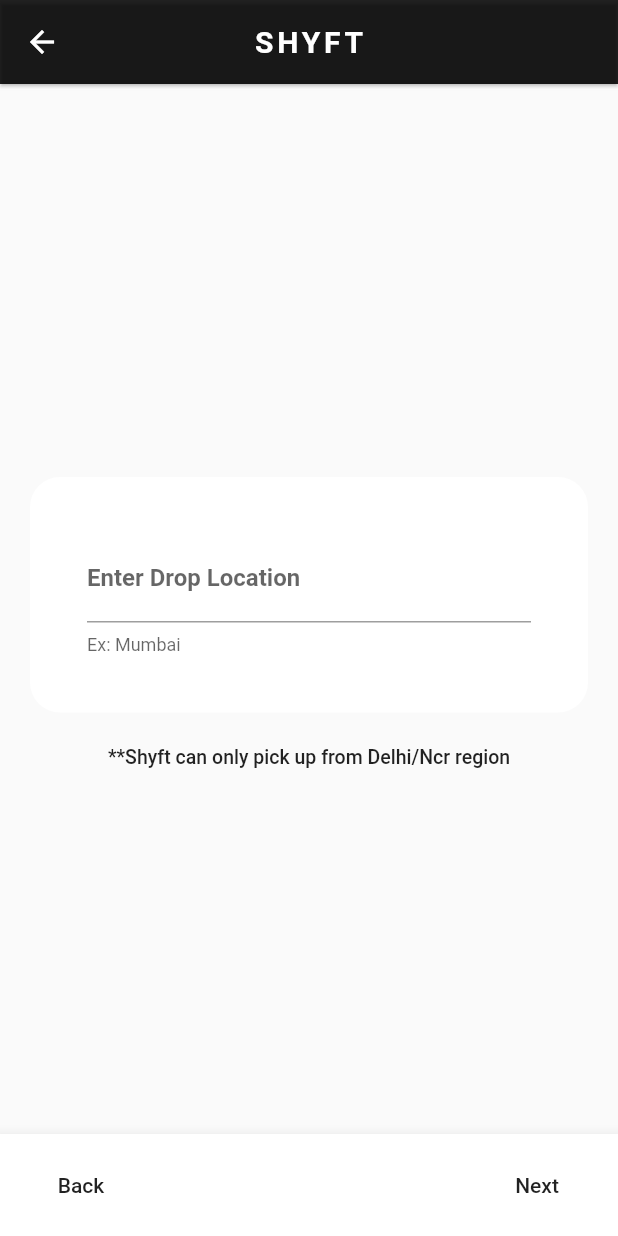
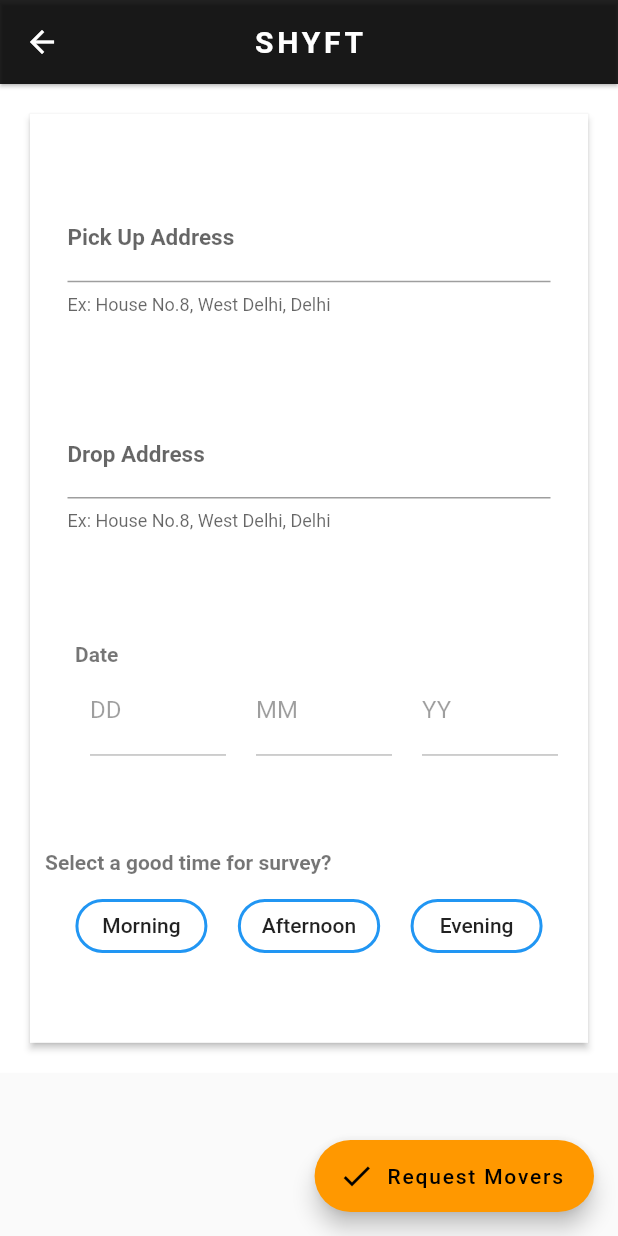
Before and after one commit to AshweenMankash/PackersAndMovers, a Flutter app: the screen it shows after launch, after a tap on "Moving Home", on a phone screen of 412 x 824 dp. Run offline on Flutter 3.47's test engine with Material 2 defaults, Android fonts, the phone set to English and light mode, and no system bars; our stand-ins replace google_maps_flutter; missing offline and left inert: flutter_calendar; network calls fail.

Commit message:
Decided a UI Pattern

```diff
--- a/lib/Widgets/HomePage.dart
+++ b/lib/Widgets/HomePage.dart
@@ -23,48 +23,72 @@ class _HomePageWidgetState extends State<HomePageWidget> {
                   color: Colors.black54),
             ),
           ),
-          Column(
+          Flex(
             mainAxisAlignment: MainAxisAlignment.center,
             children: <Widget>[
               InkWell(
+                child: Stack(
+                  children: <Widget>[
+                    Padding(
+                      padding: const EdgeInsets.all(30.0),
                       child: Container(
                         width: MediaQuery.of(context).size.width,
-                  padding: EdgeInsets.all(50.0),
-                  child: Row(
-                    mainAxisAlignment: MainAxisAlignment.spaceBetween,
-                    children: <Widget>[
-                      Text(
+                        height: MediaQuery.of(context).size.height*0.2,
+                        child: Image.network("https://upload.wikimedia.org/wikipedia/commons/5/53/Les_deux_amis_ayant_aid%C3%A9_%C3%A0_l%27emm%C3%A9nagement_du_troisi%C3%A8me.jpg",fit: BoxFit.cover,),
+                      ),
+                    ),
+                    Padding(
+                      padding: const EdgeInsets.all(30.0),
+                      child: Container(
+                        color: Color.fromRGBO(0, 0, 0, 0.7),
+                        width: MediaQuery.of(context).size.width,
+                        height: MediaQuery.of(context).size.height*0.2,
+                        padding: EdgeInsets.all(20.0),
+                        alignment: Alignment.bottomRight,
+                        child: Text(
                           "Moving Home",
-                        style: TextStyle(fontSize: 25.0),
+                          style: TextStyle(fontSize: 25.0,color: Colors.white),
                         ),
-                      Icon(Icons.navigate_next)
+                      ),
+                    ),
                   ],
-                  ),
                 ),
                 onTap: () {
                   Navigator.push(context, MaterialPageRoute(builder: (ctx)=>MovingHomesWidget()));
                 },
               ),
-              Divider(),
+
               InkWell(
                 enableFeedback: true,
+                child: Stack(
+                  children: <Widget>[
+                    Padding(
+                      padding: const EdgeInsets.all(30.0),
                       child: Container(
                         width: MediaQuery.of(context).size.width,
-                  padding: EdgeInsets.all(50.0),
-                  child: Row(
-                    mainAxisAlignment: MainAxisAlignment.spaceBetween,
-                    children: <Widget>[
-                      Text(
+                        height: MediaQuery.of(context).size.height*0.2,
+                        child: Image.network("https://media.defense.gov/2016/Dec/01/2001673857/600/400/0/161022-A-GP059-001.JPG",fit: BoxFit.cover,),
+                      ),
+                    ),
+                    Padding(
+                      padding: const EdgeInsets.all(30.0),
+                      child: Container(
+                        color: Color.fromRGBO(0, 0, 0, 0.7),
+                        width: MediaQuery.of(context).size.width,
+                        height: MediaQuery.of(context).size.height*0.2,
+                        padding: EdgeInsets.all(20.0),
+                        alignment: Alignment.bottomRight,
+                        child: Text(
                           "Warehousing",
-                        style: TextStyle(fontSize: 25.0),
+                          style: TextStyle(fontSize: 25.0,color: Colors.white),
                         ),
-                      Icon(Icons.navigate_next)
+                      ),
+                    ),
                   ],
-                  ),
                 ),
                 onTap: () {},
               )
-            ],
+            ], direction: Axis.vertical,
           )
         ],
       ),
--- a/lib/Widgets/MovingHomesWidget.dart
+++ b/lib/Widgets/MovingHomesWidget.dart
@@ -28,52 +28,97 @@ class _MovingHomesWidgetState extends State<MovingHomesWidget> {
                 fontWeight: FontWeight.bold),
           ),
         ),
-        body: Stack(
+        resizeToAvoidBottomInset: false,
+        body: Container(
+          height: MediaQuery.of(context).size.height*0.8,
+          padding: EdgeInsets.all(20.0),
+          color: Colors.white,
+          child: Material(
+            color: Colors.white,
+            shape: SuperellipseShape(borderRadius: BorderRadius.circular(50.0)),
+            elevation: 2.0,
+            child: Stack(
               children: <Widget>[
                 Column(
-              mainAxisAlignment: MainAxisAlignment.center,
+                  crossAxisAlignment: CrossAxisAlignment.start,
+                  mainAxisAlignment: MainAxisAlignment.spaceEvenly,
                   children: <Widget>[
-                progress == 0 ? PickDropWidget() : Container(),
-                progress == 0 ? InfoWidget("**Shyft can only pick up from Delhi/Ncr region") : Container(),
-                progress == 1 ? InfoWidget("Enter Dates") : Container(),
-                progress == 1 ? Calendar(
-                        onDateSelected: (date) {},
-                        showCalendarPickerIcon: false,
-                        initialCalendarDateOverride: DateTime.now(),
+//                    Container(
+//                      alignment: Alignment.center,
+//                      width: MediaQuery.of(context).size.width,
+//                      color: Colors.black,
+//                      padding: const EdgeInsets.all(20.0),
+//                      child: Text("Call for Movers:",style: TextStyle(color:Colors.white,fontStyle: FontStyle.normal,fontSize: 20.0,fontWeight: FontWeight.w300),),
+//                    ),
+                     PickDropWidget(title: "Pick Up Address",),
+                     PickDropWidget(title: "Drop Address",) ,
+                    InkWell(onTap: ()=>showDatePicker(context: context, initialDate: DateTime.now(), firstDate: DateTime.now().subtract(Duration(seconds: 1)), lastDate: DateTime.now().add(Duration(days: 31)))
+                    ,child: Container(
+                      padding: EdgeInsets.all(20.0),
+                      child: Column(
+                        crossAxisAlignment: CrossAxisAlignment.start,
+                        children: <Widget>[
+                          Padding(
+                            padding: const EdgeInsets.only(left:10.0),
+                            child: Text("Date",style: TextStyle(fontWeight: FontWeight.bold,color: Colors.black54),),
+                          ),
+                          Flex(
+
+                            children: <Widget>[
+                            Expanded(
+                              child: Padding(
+                                padding: const EdgeInsets.only(left:20.0),
+                                child: TextField(decoration: InputDecoration(labelText: "DD"),enabled: false,),
+                              ),
+                            ),
+                            Expanded(
+                              child: Padding(
+                                padding: const EdgeInsets.only(left:20.0),
+                                child: TextField(decoration: InputDecoration(labelText: "MM"),enabled: false),
+                              ),
+                            ),
+                            Expanded(
+                              child: Padding(
+                                padding: const EdgeInsets.only(left:20.0),
+                                child: TextField(decoration: InputDecoration(labelText: "YY"),enabled: false),
+                              ),
+                            ),
+                          ], direction: Axis.horizontal,),
+                        ],
+                      ),
+                    ),),
+                     Column(
+                       crossAxisAlignment: CrossAxisAlignment.start,
+                       mainAxisAlignment: MainAxisAlignment.spaceAround,
+                       children: <Widget>[
+                         Padding(
+                           padding: const EdgeInsets.only(left:10.0),
+                           child: Text("Select a good time for survey?",style: TextStyle(fontWeight: FontWeight.bold,color: Colors.black54),),
+                         ),
+                         Padding(
+                           padding: const EdgeInsets.all(10.0),
+                           child: Row(
+                             mainAxisAlignment: MainAxisAlignment.spaceEvenly,
+                             children: <Widget>[
+                               FlatButton(onPressed: (){}, child: Text("Morning"),shape: StadiumBorder(side: BorderSide(color: Colors.blue,width: 2.0)),),
+                               FlatButton(onPressed: (){}, child: Text("Afternoon"),shape: StadiumBorder(side: BorderSide(color: Colors.blue,width: 2.0)),),
+                               FlatButton(onPressed: (){}, child: Text("Evening"),shape: StadiumBorder(side: BorderSide(color: Colors.blue,width: 2.0)),)
+                             ],
+                           ),
+                         ),
+                       ],
                      )
-                    : Container()
                   ],
                 ),
                 LinearProgressIndicator(
                   backgroundColor: Colors.white,
                   value: 0.1 * progress,
                 )
+
               ],
             ),
-        bottomNavigationBar: BottomAppBar(
-          child: Container(
-            padding: EdgeInsets.all(10.0),
-            child: Row(
-                crossAxisAlignment: CrossAxisAlignment.start,
-                mainAxisAlignment: MainAxisAlignment.spaceBetween,
-                children: <Widget>[
-                  FlatButton(
-                    child: Text("Back"),
-                    onPressed: () {
-                      progress--;
-                      setState(() {});
-                    },
           ),
-                  FlatButton(
-                    child: Text("Next"),
-                    onPressed: () {
-                      progress++;
-                      setState(() {});
-                    },
-                  ),
-                ]),
-          ),
-        ),
+        ),floatingActionButton: FloatingActionButton.extended(onPressed: (){}, icon: Icon(Icons.check), label: Text("Request Movers")),
       ),
     );
   }
--- a/lib/Widgets/PickDropWidget.dart
+++ b/lib/Widgets/PickDropWidget.dart
@@ -1,13 +1,16 @@
 import 'package:flutter/material.dart';
 
 class PickDropWidget extends StatefulWidget {
+  final title;
+
+  const PickDropWidget({Key key, this.title}) : super(key: key);
   @override
   _PickDropWidgetState createState() => _PickDropWidgetState();
 }
 
 class _PickDropWidgetState extends State<PickDropWidget> {
   var labelStyle =
-  TextStyle(fontWeight: FontWeight.bold, fontStyle: FontStyle.normal);
+  TextStyle(fontWeight: FontWeight.bold, fontStyle: FontStyle.normal,fontSize: 15.0);
 
   @override
   Widget build(BuildContext context) {
@@ -17,22 +20,21 @@ class _PickDropWidgetState extends State<PickDropWidget> {
 
         Container(
             decoration: BoxDecoration(
-                borderRadius: BorderRadius.circular(20.0),
+                borderRadius: BorderRadius.circular(10.0),
                 color: Colors.white),
             width: MediaQuery.of(context).size.width,
-            margin: EdgeInsets.all(20.0),
-            padding: EdgeInsets.all(20.0),
+            padding: EdgeInsets.all(10.0),
             child: Column(
               mainAxisAlignment: MainAxisAlignment.start,
               children: <Widget>[
 
                 Padding(
-                  padding: const EdgeInsets.all(18.0),
+                  padding: const EdgeInsets.only(left:15.0,right:15.0),
                   child: TextField(
                     decoration: InputDecoration(
-                        labelText: "Enter Drop Location",
+                        labelText: this.widget.title,
                         labelStyle: labelStyle,
-                        helperText: "Ex: Mumbai"),
+                        helperText: "Ex: House No.8, West Delhi, Delhi"),
                   ),
                 ),
               ],
--- a/pubspec.yaml
+++ b/pubspec.yaml
@@ -22,7 +22,7 @@ dependencies:
   flutter_map: ^0.5.0
   google_maps_flutter: ^0.4.0
   flutter_calendar: ^0.0.1
-
+  rxdart: ^0.21.0
   # The following adds the Cupertino Icons font to your application.
   # Use with the CupertinoIcons class for iOS style icons.
   cupertino_icons: ^0.1.2
```
Also changed, not shown: pubspec.lock. Lines whose indentation alone changed are shown as unchanged.
